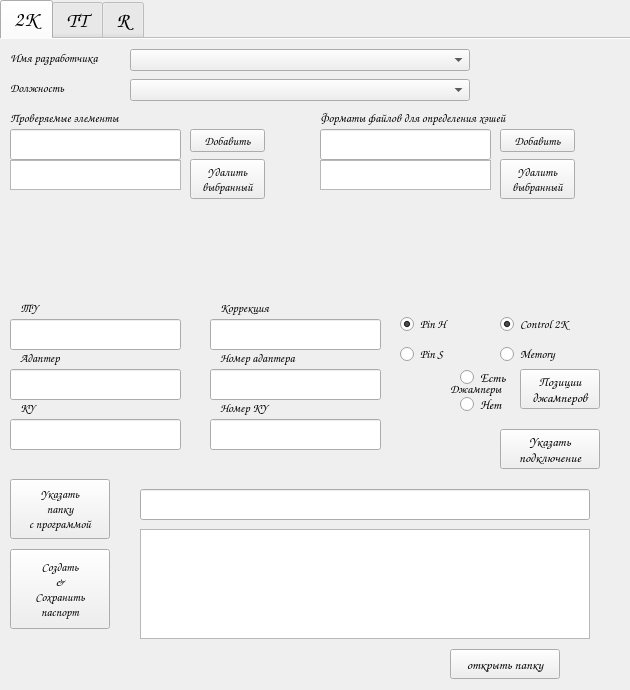
boomer-24/PassportMaker, file mainwindow.ui: the form before one commit.
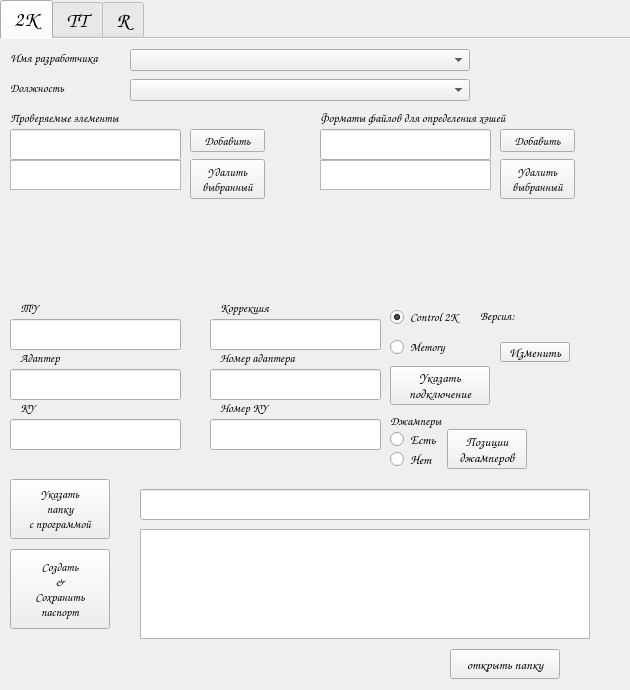
The form after the commit. The open tabs and pages were chosen to show the change. Icons and pictures are not drawn.

Patch:
```diff
--- a/mainwindow.ui
+++ b/mainwindow.ui
@@ -298,56 +298,11 @@
        </font>
       </property>
      </widget>
-     <widget class="QRadioButton" name="radioButton_pinH_2k">
-      <property name="geometry">
-       <rect>
-        <x>400</x>
-        <y>270</y>
-        <width>60</width>
-        <height>30</height>
-       </rect>
-      </property>
-      <property name="font">
-       <font>
-        <pointsize>9</pointsize>
-       </font>
-      </property>
-      <property name="text">
-       <string>Pin H</string>
-      </property>
-      <property name="checked">
-       <bool>true</bool>
-      </property>
-      <attribute name="buttonGroup">
-       <string notr="true">buttonGroup_2</string>
-      </attribute>
-     </widget>
-     <widget class="QRadioButton" name="radioButton_pinS_2k">
-      <property name="geometry">
-       <rect>
-        <x>400</x>
-        <y>300</y>
-        <width>60</width>
-        <height>30</height>
-       </rect>
-      </property>
-      <property name="font">
-       <font>
-        <pointsize>9</pointsize>
-       </font>
-      </property>
-      <property name="text">
-       <string>Pin S</string>
-      </property>
-      <attribute name="buttonGroup">
-       <string notr="true">buttonGroup_2</string>
-      </attribute>
-     </widget>
      <widget class="QRadioButton" name="radioButton_memory_2k">
       <property name="geometry">
        <rect>
-        <x>500</x>
-        <y>300</y>
+        <x>390</x>
+        <y>293</y>
         <width>80</width>
         <height>30</height>
        </rect>
@@ -367,8 +322,8 @@
      <widget class="QRadioButton" name="radioButton_control2k_2k">
       <property name="geometry">
        <rect>
-        <x>500</x>
-        <y>270</y>
+        <x>390</x>
+        <y>263</y>
         <width>80</width>
         <height>30</height>
        </rect>
@@ -714,8 +669,8 @@
       </property>
       <property name="geometry">
        <rect>
-        <x>520</x>
-        <y>330</y>
+        <x>447</x>
+        <y>390</y>
         <width>80</width>
         <height>40</height>
        </rect>
@@ -733,8 +688,8 @@
      <widget class="QLabel" name="label_jumpers">
       <property name="geometry">
        <rect>
-        <x>450</x>
-        <y>340</y>
+        <x>390</x>
+        <y>372</y>
         <width>61</width>
         <height>20</height>
        </rect>
@@ -751,8 +706,8 @@
      <widget class="QRadioButton" name="radioButton_jumpersYes">
       <property name="geometry">
        <rect>
-        <x>460</x>
-        <y>330</y>
+        <x>390</x>
+        <y>392</y>
         <width>50</width>
         <height>17</height>
        </rect>
@@ -772,8 +727,8 @@
      <widget class="QRadioButton" name="radioButton_jumpersNo">
       <property name="geometry">
        <rect>
-        <x>460</x>
-        <y>357</y>
+        <x>390</x>
+        <y>412</y>
         <width>50</width>
         <height>17</height>
        </rect>
@@ -796,10 +751,10 @@
       </property>
       <property name="geometry">
        <rect>
-        <x>500</x>
-        <y>390</y>
+        <x>390</x>
+        <y>327</y>
         <width>100</width>
-        <height>40</height>
+        <height>39</height>
        </rect>
       </property>
       <property name="font">
@@ -812,6 +767,67 @@
 подключение</string>
       </property>
      </widget>
+     <widget class="QPushButton" name="pushButton_selectVersion">
+      <property name="enabled">
+       <bool>true</bool>
+      </property>
+      <property name="geometry">
+       <rect>
+        <x>500</x>
+        <y>303</y>
+        <width>70</width>
+        <height>20</height>
+       </rect>
+      </property>
+      <property name="font">
+       <font>
+        <pointsize>10</pointsize>
+       </font>
+      </property>
+      <property name="text">
+       <string>Изменить</string>
+      </property>
+     </widget>
+     <widget class="QLabel" name="label_softwareVersion_2K">
+      <property name="geometry">
+       <rect>
+        <x>480</x>
+        <y>269</y>
+        <width>46</width>
+        <height>16</height>
+       </rect>
+      </property>
+      <property name="font">
+       <font>
+        <pointsize>9</pointsize>
+        <weight>50</weight>
+        <bold>false</bold>
+       </font>
+      </property>
+      <property name="text">
+       <string>Версия:</string>
+      </property>
+     </widget>
+     <widget class="QLabel" name="label_softwareVersionValue_2K">
+      <property name="geometry">
+       <rect>
+        <x>480</x>
+        <y>287</y>
+        <width>130</width>
+        <height>16</height>
+       </rect>
+      </property>
+      <property name="font">
+       <font>
+        <pointsize>9</pointsize>
+        <weight>50</weight>
+        <bold>false</bold>
+       </font>
+      </property>
+      <property name="text">
+       <string/>
+      </property>
+     </widget>
     </widget>
     <widget class="QWidget" name="tabFormulaTT">
      <attribute name="title">
```
Left out of the diff: 20 changed lines with no effect on the pictures.
